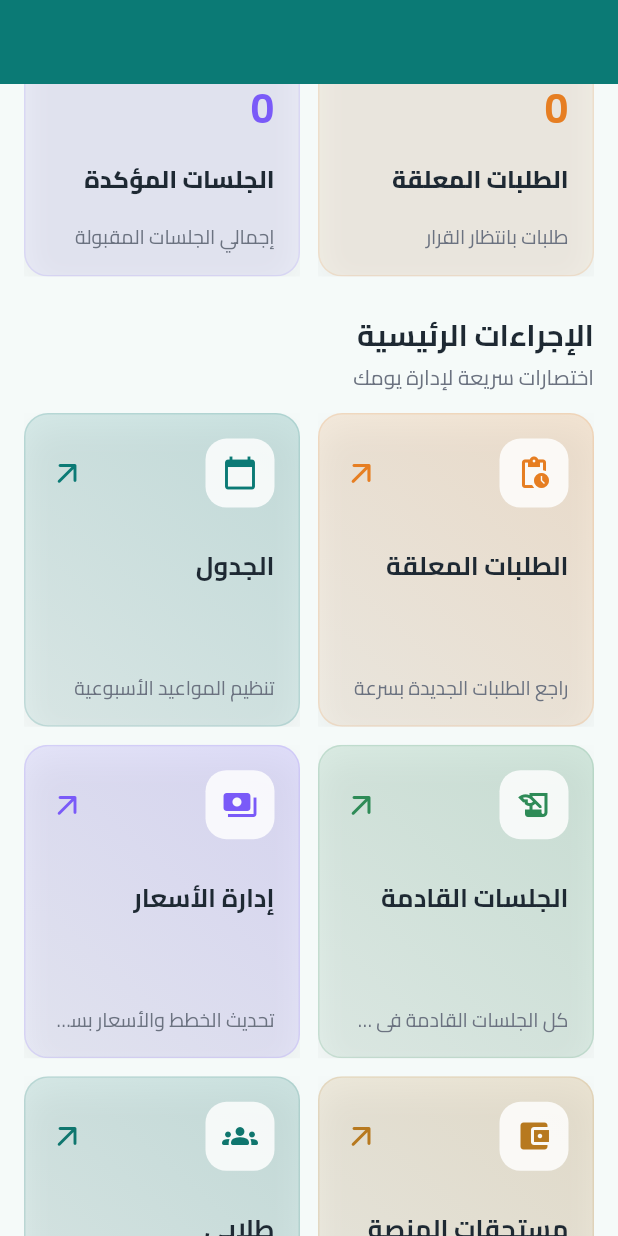
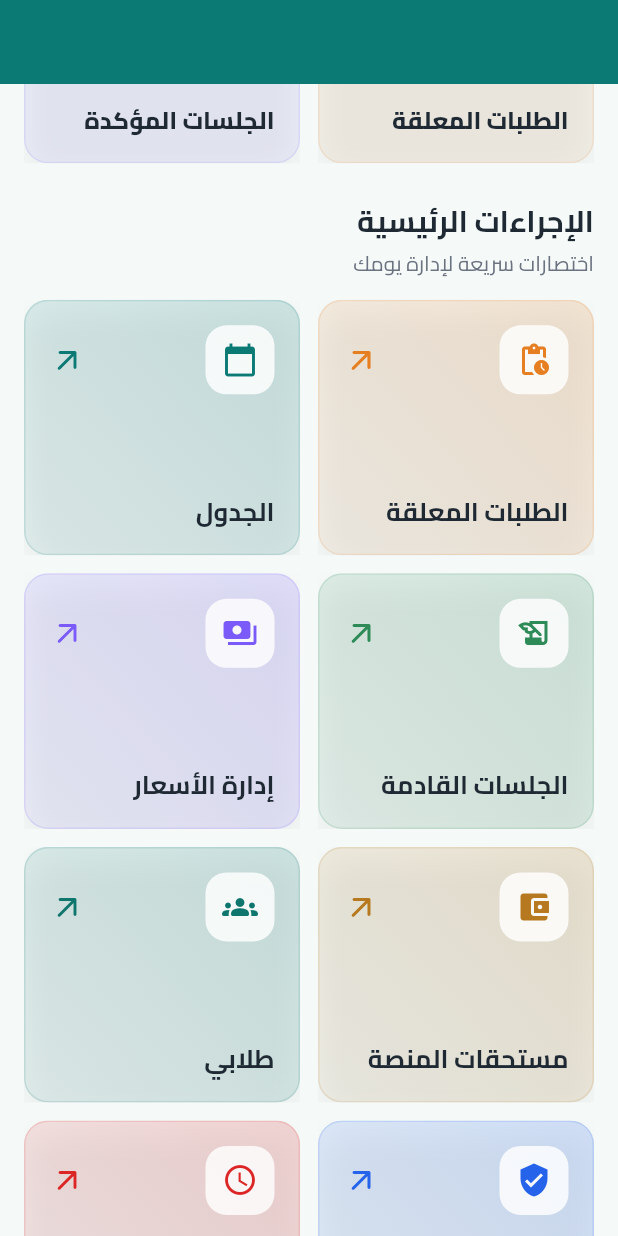
Before and after one commit to abubakr88/Mohaffez_app, a Flutter app: the MohaffezHomeContent screen opened directly with empty values, scrolled down 576 dp, on a phone screen of 412 x 824 dp. Run offline on Flutter 3.47's test engine with Material 3 defaults, Android fonts, the phone set to English and light mode, and no system bars; our stand-ins replace cached_network_image, cloud_firestore, cloud_functions, connectivity_plus, firebase_auth, firebase_core and 19 more; missing offline and left inert: firebase_app_check, flutter_google_maps_webservices; accounts and stored records are empty; generated files the repository leaves out were written again; statements that could not run were skipped.

Commit message:
remove instructions in home screen cards

```diff
--- a/lib/screens/mohaffez_home.dart
+++ b/lib/screens/mohaffez_home.dart
@@ -250,7 +250,7 @@ class QuickStatsSection extends ConsumerWidget {
                 crossAxisCount: isNarrow ? 1 : 2,
                 crossAxisSpacing: 12,
                 mainAxisSpacing: 12,
-                childAspectRatio: isNarrow ? 1.65 : 0.95,
+                childAspectRatio: isNarrow ? 1.95 : 1.18,
               ),
               itemBuilder: (context, index) => StatCard(data: stats[index]),
             );
@@ -325,7 +325,6 @@ class StatCard extends StatelessWidget {
                   maxLines: 1,
                   overflow: TextOverflow.ellipsis,
                 ),
-                const SizedBox(height: 8),
                 Text(
                   data.title,
                   style: const TextStyle(
@@ -334,16 +333,6 @@ class StatCard extends StatelessWidget {
                     color: AppThemeConstants.textPrimary,
                   ),
                   maxLines: 1,
-                  overflow: TextOverflow.ellipsis,
-                ),
-                const SizedBox(height: 4),
-                Text(
-                  data.subtitle,
-                  style: const TextStyle(
-                    fontSize: 13,
-                    color: AppThemeConstants.textSecondary,
-                  ),
-                  maxLines: 2,
                   overflow: TextOverflow.ellipsis,
                 ),
               ],
@@ -369,7 +358,7 @@ class QuickActionsSection extends StatelessWidget {
         subtitle: 'راجع الطلبات الجديدة بسرعة',
         icon: Icons.pending_actions,
         accent: const Color(0xFFE67E22),
-        height: 176,
+        height: 142,
         onTap: () => context.push('/pending-requests?mohaffezId=$mohaffezId'),
       ),
       _TeacherActionData(
@@ -377,7 +366,7 @@ class QuickActionsSection extends StatelessWidget {
         subtitle: 'تنظيم المواعيد الأسبوعية',
         icon: Icons.calendar_today,
         accent: primary,
-        height: 176,
+        height: 142,
         onTap: () => context.go('/teacher-schedule'),
       ),
       _TeacherActionData(
@@ -385,7 +374,7 @@ class QuickActionsSection extends StatelessWidget {
         subtitle: 'كل الجلسات القادمة في شاشة واحدة',
         icon: Icons.history_edu,
         accent: const Color(0xFF2E8B57),
-        height: 176,
+        height: 142,
         onTap: () => context.push('/upcoming-sessions?mohaffezId=$mohaffezId'),
       ),
       _TeacherActionData(
@@ -393,7 +382,7 @@ class QuickActionsSection extends StatelessWidget {
         subtitle: 'تحديث الخطط والأسعار بسهولة',
         icon: Icons.payments,
         accent: const Color(0xFF7A5AF8),
-        height: 176,
+        height: 142,
         onTap: () => context.push('/pricing-management'),
       ),
       _TeacherActionData(
@@ -401,7 +390,7 @@ class QuickActionsSection extends StatelessWidget {
         subtitle: 'راجع العمولات والمدفوعات',
         icon: Icons.account_balance_wallet,
         accent: const Color(0xFFB7791F),
-        height: 176,
+        height: 142,
         onTap: () => context.push('/mohaffez-commissions'),
       ),
       _TeacherActionData(
@@ -409,7 +398,7 @@ class QuickActionsSection extends StatelessWidget {
         subtitle: 'الوصول السريع إلى قائمة الطلاب',
         icon: Icons.groups_rounded,
         accent: const Color(0xFF0F766E),
-        height: 176,
+        height: 142,
         onTap: () => context.go('/my-students'),
       ),
       _TeacherActionData(
@@ -417,7 +406,7 @@ class QuickActionsSection extends StatelessWidget {
         subtitle: 'إدارة الملفات والشهادات المعتمدة',
         icon: Icons.verified_user,
         accent: const Color(0xFF2563EB),
-        height: 176,
+        height: 142,
         onTap: () => context.push('/credentials'),
       ),
       _TeacherActionData(
@@ -425,7 +414,7 @@ class QuickActionsSection extends StatelessWidget {
         subtitle: 'ضبط المواعيد المتاحة للحجز',
         icon: Icons.schedule,
         accent: const Color(0xFFDC2626),
-        height: 176,
+        height: 142,
         onTap: () => context.push('/availability'),
       ),
     ];
@@ -460,7 +449,7 @@ class QuickActionsSection extends StatelessWidget {
                 crossAxisCount: 2,
                 crossAxisSpacing: 12,
                 mainAxisSpacing: 12,
-                childAspectRatio: 0.88,
+                childAspectRatio: 1.08,
               ),
               itemBuilder: (context, index) {
                 return ActionCard(data: actions[index]);
@@ -540,17 +529,6 @@ class ActionCard extends StatelessWidget {
                       fontSize: 17,
                       fontWeight: FontWeight.bold,
                       color: AppThemeConstants.textPrimary,
-                    ),
-                    maxLines: 1,
-                    overflow: TextOverflow.ellipsis,
-                  ),
-                  const SizedBox(height: 6),
-                  Text(
-                    data.subtitle,
-                    style: const TextStyle(
-                      fontSize: 13,
-                      color: AppThemeConstants.textSecondary,
-                      height: 1.4,
                     ),
                     maxLines: 1,
                     overflow: TextOverflow.ellipsis,
```
Also changed, not shown: lib/screens/student_home.dart (+8 -30 lines).
